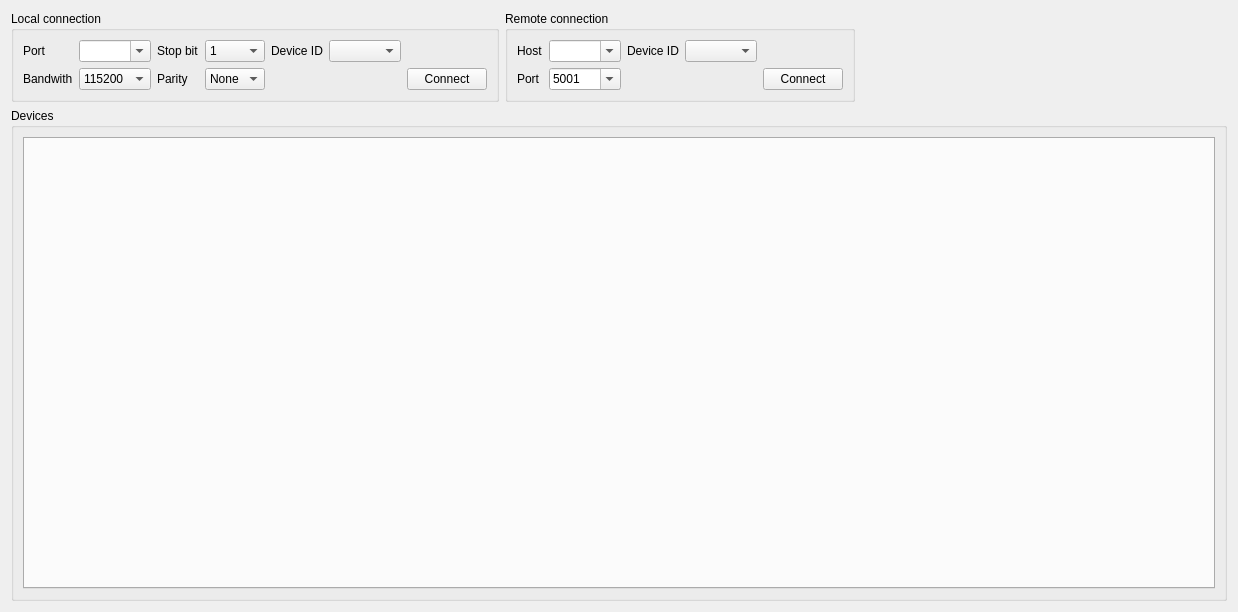
First picture: the form in src/nlab_modbus/gui/view/main_window.ui, repository nucliflare/nlab-modbus, before the edit.
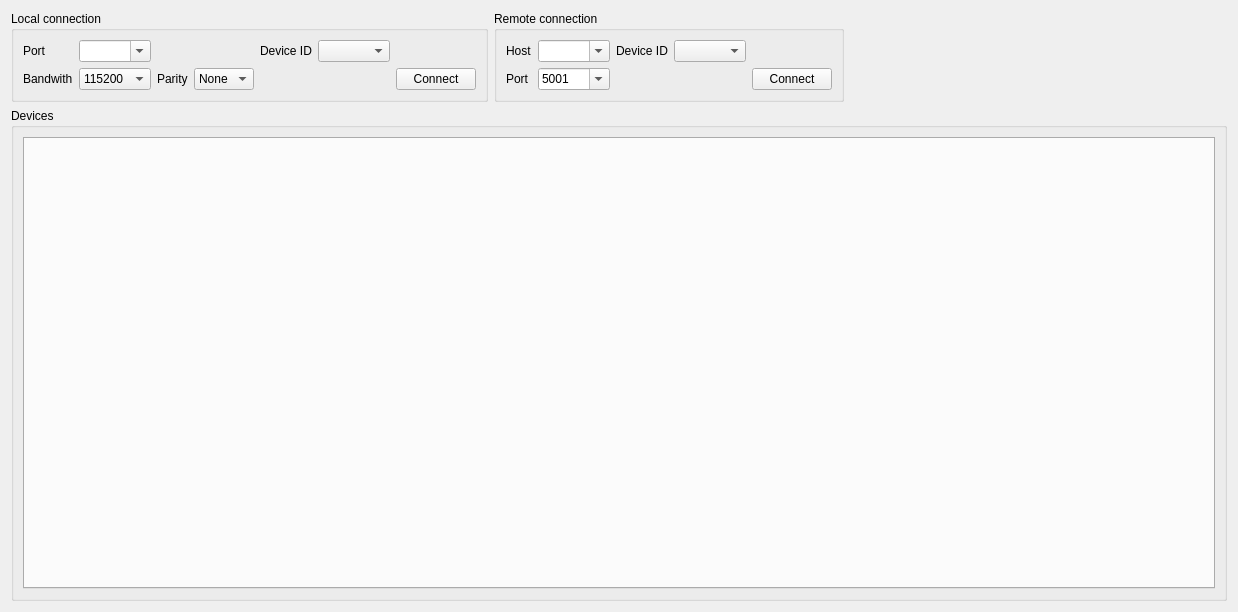
Second picture: the form after the edit.

Commit message: connected refresh rate events, increased spinbox range, removed parity selection widget

```diff
--- a/src/nlab_modbus/gui/view/main_window.ui
+++ b/src/nlab_modbus/gui/view/main_window.ui
@@ -28,13 +28,6 @@
         <string>Local connection</string>
        </property>
        <layout class="QGridLayout" name="gridLayout">
-        <item row="0" column="2">
-         <widget class="QLabel" name="label_3">
-          <property name="text">
-           <string>Stop bit</string>
-          </property>
-         </widget>
-        </item>
         <item row="0" column="0">
          <widget class="QLabel" name="label">
           <property name="text">
@@ -118,20 +111,6 @@
           </property>
          </widget>
         </item>
-        <item row="0" column="3">
-         <widget class="QComboBox" name="stopbit_select">
-          <item>
-           <property name="text">
-            <string>1</string>
-           </property>
-          </item>
-          <item>
-           <property name="text">
-            <string>2</string>
-           </property>
-          </item>
-         </widget>
-        </item>
         <item row="1" column="6">
          <widget class="QPushButton" name="local_btn">
           <property name="text">
```
The commit also changes 5 other files.
